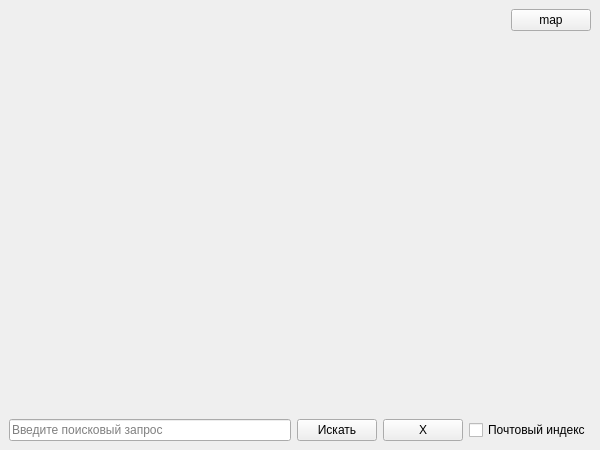
Above: main_menu.ui from Milk-Gang123/MiniYandexMaps before the change. Below: the same form after it.
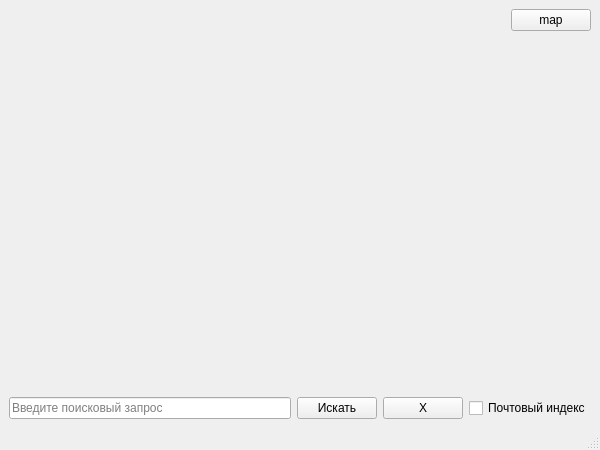
That is the form after the change.

Commit message: Added displaying error using status bar

Patch:
```diff
--- a/main_menu.ui
+++ b/main_menu.ui
@@ -159,6 +159,7 @@
    <zorder>checkBoxPostCode</zorder>
    <zorder>gridLayoutWidget</zorder>
   </widget>
+  <widget class="QStatusBar" name="statusBar"/>
  </widget>
  <resources/>
  <connections/>
```
The commit also changes 2 other files.
